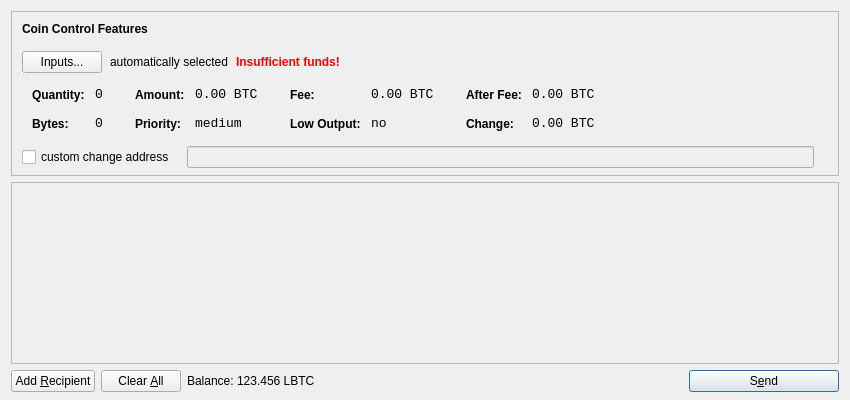
Qt form src/qt/forms/sendcoinsdialog.ui (litebitcoins/litebitcoin) before a commit.
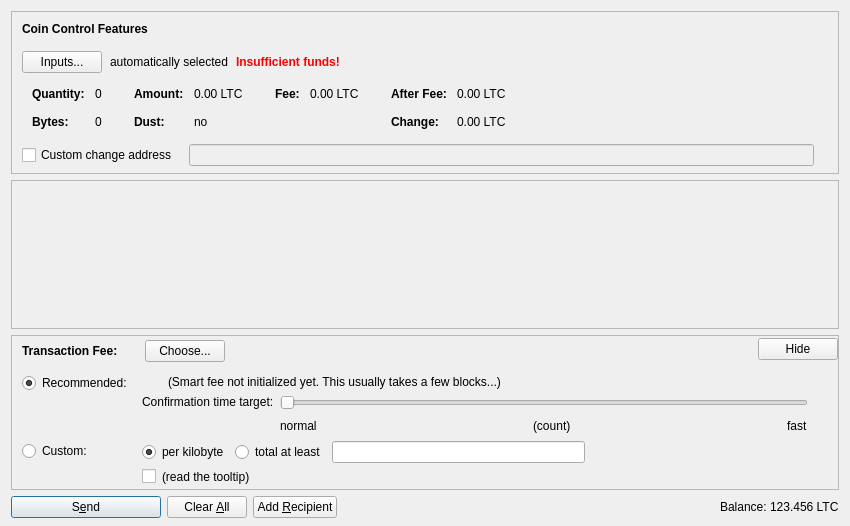
The same form after that commit. Icons and pictures are not drawn. Custom widgets are drawn as their Qt base class.

What changed in the file:
```diff
--- a/src/qt/forms/sendcoinsdialog.ui
+++ b/src/qt/forms/sendcoinsdialog.ui
@@ -7,13 +7,13 @@
     <x>0</x>
     <y>0</y>
     <width>850</width>
-    <height>400</height>
+    <height>526</height>
    </rect>
   </property>
   <property name="windowTitle">
    <string>Send Coins</string>
   </property>
-  <layout class="QVBoxLayout" name="verticalLayout" stretch="0,1,0">
+  <layout class="QVBoxLayout" name="verticalLayout" stretch="0,1,0,0">
    <property name="bottomMargin">
     <number>8</number>
    </property>
@@ -39,7 +39,7 @@
      </property>
      <layout class="QVBoxLayout" name="verticalLayoutCoinControl2">
       <property name="spacing">
-       <number>-1</number>
+       <number>0</number>
       </property>
       <property name="leftMargin">
        <number>0</number>
@@ -206,8 +206,11 @@
                </property>
                <item row="0" column="0">
                 <widget class="QLabel" name="labelCoinControlQuantityText">
-                 <property name="styleSheet">
-                  <string notr="true">font-weight:bold;</string>
+                 <property name="font">
+                  <font>
+                   <weight>75</weight>
+                   <bold>true</bold>
+                  </font>
                  </property>
                  <property name="text">
                   <string>Quantity:</string>
@@ -219,12 +222,6 @@
                </item>
                <item row="0" column="1">
                 <widget class="QLabel" name="labelCoinControlQuantity">
-                 <property name="font">
-                  <font>
-                   <family>Monospace</family>
-                   <pointsize>10</pointsize>
-                  </font>
-                 </property>
                  <property name="cursor">
                   <cursorShape>IBeamCursor</cursorShape>
                  </property>
@@ -244,8 +241,11 @@
                </item>
                <item row="1" column="0">
                 <widget class="QLabel" name="labelCoinControlBytesText">
-                 <property name="styleSheet">
-                  <string notr="true">font-weight:bold;</string>
+                 <property name="font">
+                  <font>
+                   <weight>75</weight>
+                   <bold>true</bold>
+                  </font>
                  </property>
                  <property name="text">
                   <string>Bytes:</string>
@@ -254,12 +254,6 @@
                </item>
                <item row="1" column="1">
                 <widget class="QLabel" name="labelCoinControlBytes">
-                 <property name="font">
-                  <font>
-                   <family>Monospace</family>
-                   <pointsize>10</pointsize>
-                  </font>
-                 </property>
                  <property name="cursor">
                   <cursorShape>IBeamCursor</cursorShape>
                  </property>
@@ -295,8 +289,11 @@
                </property>
                <item row="0" column="0">
                 <widget class="QLabel" name="labelCoinControlAmountText">
-                 <property name="styleSheet">
-                  <string notr="true">font-weight:bold;</string>
+                 <property name="font">
+                  <font>
+                   <weight>75</weight>
+                   <bold>true</bold>
+                  </font>
                  </property>
                  <property name="text">
                   <string>Amount:</string>
@@ -308,12 +305,6 @@
                </item>
                <item row="0" column="1">
                 <widget class="QLabel" name="labelCoinControlAmount">
-                 <property name="font">
-                  <font>
-                   <family>Monospace</family>
-                   <pointsize>10</pointsize>
-                  </font>
-                 </property>
                  <property name="cursor">
                   <cursorShape>IBeamCursor</cursorShape>
                  </property>
@@ -321,7 +312,7 @@
                   <enum>Qt::ActionsContextMenu</enum>
                  </property>
                  <property name="text">
-                  <string notr="true">0.00 BTC</string>
+                  <string notr="true">0.00 LTC</string>
                  </property>
                  <property name="textInteractionFlags">
                   <set>Qt::LinksAccessibleByMouse|Qt::TextSelectableByKeyboard|Qt::TextSelectableByMouse</set>
@@ -329,23 +320,20 @@
                 </widget>
                </item>
                <item row="1" column="0">
-                <widget class="QLabel" name="labelCoinControlPriorityText">
-                 <property name="styleSheet">
-                  <string notr="true">font-weight:bold;</string>
+                <widget class="QLabel" name="labelCoinControlLowOutputText">
+                 <property name="font">
+                  <font>
+                   <weight>75</weight>
+                   <bold>true</bold>
+                  </font>
                  </property>
                  <property name="text">
-                  <string>Priority:</string>
+                  <string>Dust:</string>
                  </property>
                 </widget>
                </item>
                <item row="1" column="1">
-                <widget class="QLabel" name="labelCoinControlPriority">
-                 <property name="font">
-                  <font>
-                   <family>Monospace</family>
-                   <pointsize>10</pointsize>
-                  </font>
-                 </property>
+                <widget class="QLabel" name="labelCoinControlLowOutput">
                  <property name="cursor">
                   <cursorShape>IBeamCursor</cursorShape>
                  </property>
@@ -353,7 +341,7 @@
                   <enum>Qt::ActionsContextMenu</enum>
                  </property>
                  <property name="text">
-                  <string>medium</string>
+                  <string notr="true">no</string>
                  </property>
                  <property name="textInteractionFlags">
                   <set>Qt::LinksAccessibleByMouse|Qt::TextSelectableByKeyboard|Qt::TextSelectableByMouse</set>
@@ -381,8 +369,11 @@
                </property>
                <item row="0" column="0">
                 <widget class="QLabel" name="labelCoinControlFeeText">
-                 <property name="styleSheet">
-                  <string notr="true">font-weight:bold;</string>
+                 <property name="font">
+                  <font>
+                   <weight>75</weight>
+                   <bold>true</bold>
+                  </font>
                  </property>
                  <property name="text">
                   <string>Fee:</string>
@@ -394,12 +385,6 @@
                </item>
                <item row="0" column="1">
                 <widget class="QLabel" name="labelCoinControlFee">
-                 <property name="font">
-                  <font>
-                   <family>Monospace</family>
-                   <pointsize>10</pointsize>
-                  </font>
-                 </property>
                  <property name="cursor">
                   <cursorShape>IBeamCursor</cursorShape>
                  </property>
@@ -407,39 +392,7 @@
                   <enum>Qt::ActionsContextMenu</enum>
                  </property>
                  <property name="text">
-                  <string notr="true">0.00 BTC</string>
-                 </property>
-                 <property name="textInteractionFlags">
-                  <set>Qt::LinksAccessibleByMouse|Qt::TextSelectableByKeyboard|Qt::TextSelectableByMouse</set>
-                 </property>
-                </widget>
-               </item>
-               <item row="1" column="0">
-                <widget class="QLabel" name="labelCoinControlLowOutputText">
-                 <property name="styleSheet">
-                  <string notr="true">font-weight:bold;</string>
-                 </property>
-                 <property name="text">
-                  <string>Low Output:</string>
-                 </property>
-                </widget>
-               </item>
-               <item row="1" column="1">
-                <widget class="QLabel" name="labelCoinControlLowOutput">
-                 <property name="font">
-                  <font>
-                   <family>Monospace</family>
-                   <pointsize>10</pointsize>
-                  </font>
-                 </property>
-                 <property name="cursor">
-                  <cursorShape>IBeamCursor</cursorShape>
-                 </property>
-                 <property name="contextMenuPolicy">
-                  <enum>Qt::ActionsContextMenu</enum>
-                 </property>
-                 <property name="text">
-                  <string>no</string>
+                  <string notr="true">0.00 LTC</string>
                  </property>
                  <property name="textInteractionFlags">
                   <set>Qt::LinksAccessibleByMouse|Qt::TextSelectableByKeyboard|Qt::TextSelectableByMouse</set>
@@ -467,8 +420,11 @@
                </property>
                <item row="0" column="0">
                 <widget class="QLabel" name="labelCoinControlAfterFeeText">
-                 <property name="styleSheet">
-                  <string notr="true">font-weight:bold;</string>
+                 <property name="font">
+                  <font>
+                   <weight>75</weight>
+                   <bold>true</bold>
+                  </font>
                  </property>
                  <property name="text">
                   <string>After Fee:</string>
@@ -480,12 +436,6 @@
                </item>
                <item row="0" column="1">
                 <widget class="QLabel" name="labelCoinControlAfterFee">
-                 <property name="font">
-                  <font>
-                   <family>Monospace</family>
-                   <pointsize>10</pointsize>
-                  </font>
-                 </property>
                  <property name="cursor">
                   <cursorShape>IBeamCursor</cursorShape>
                  </property>
@@ -493,7 +443,7 @@
                   <enum>Qt::ActionsContextMenu</enum>
                  </property>
                  <property name="text">
-                  <string notr="true">0.00 BTC</string>
+                  <string notr="true">0.00 LTC</string>
                  </property>
                  <property name="textInteractionFlags">
                   <set>Qt::LinksAccessibleByMouse|Qt::TextSelectableByKeyboard|Qt::TextSelectableByMouse</set>
@@ -502,8 +452,11 @@
                </item>
                <item row="1" column="0">
                 <widget class="QLabel" name="labelCoinControlChangeText">
-                 <property name="styleSheet">
-                  <string notr="true">font-weight:bold;</string>
+                 <property name="font">
+                  <font>
+                   <weight>75</weight>
+                   <bold>true</bold>
+                  </font>
                  </property>
                  <property name="text">
                   <string>Change:</string>
@@ -512,12 +465,6 @@
                </item>
                <item row="1" column="1">
                 <widget class="QLabel" name="labelCoinControlChange">
-                 <property name="font">
-                  <font>
-                   <family>Monospace</family>
-                   <pointsize>10</pointsize>
-                  </font>
-                 </property>
                  <property name="cursor">
                   <cursorShape>IBeamCursor</cursorShape>
                  </property>
@@ -525,7 +472,7 @@
                   <enum>Qt::ActionsContextMenu</enum>
                  </property>
                  <property name="text">
-                  <string notr="true">0.00 BTC</string>
+                  <string notr="true">0.00 LTC</string>
                  </property>
                  <property name="textInteractionFlags">
                   <set>Qt::LinksAccessibleByMouse|Qt::TextSelectableByKeyboard|Qt::TextSelectableByMouse</set>
@@ -556,7 +503,7 @@
           <item>
            <widget class="QCheckBox" name="checkBoxCoinControlChange">
             <property name="text">
-             <string>custom change address</string>
+             <string>Custom change address</string>
             </property>
            </widget>
           </item>
@@ -626,11 +573,20 @@
         <x>0</x>
         <y>0</y>
         <width>830</width>
-        <height>165</height>
+        <height>104</height>
        </rect>
       </property>
-      <layout class="QVBoxLayout" name="verticalLayout_2">
-       <property name="margin">
+      <layout class="QVBoxLayout" name="verticalLayout_2" stretch="0,1">
+       <property name="leftMargin">
+        <number>0</number>
+       </property>
+       <property name="topMargin">
+        <number>0</number>
+       </property>
+       <property name="rightMargin">
+        <number>0</number>
+       </property>
+       <property name="bottomMargin">
         <number>0</number>
        </property>
        <item>
@@ -657,15 +613,572 @@
      </widget>
     </widget>
    </item>
+   <item>
+    <widget class="QFrame" name="frameFee">
+     <property name="sizePolicy">
+      <sizepolicy hsizetype="Expanding" vsizetype="Expanding">
+       <horstretch>0</horstretch>
+       <verstretch>0</verstretch>
+      </sizepolicy>
+     </property>
+     <property name="maximumSize">
+      <size>
+       <width>16777215</width>
+       <height>16777215</height>
+      </size>
+     </property>
+     <property name="frameShape">
+      <enum>QFrame::StyledPanel</enum>
+     </property>
+     <property name="frameShadow">
+      <enum>QFrame::Sunken</enum>
+     </property>
+     <layout class="QVBoxLayout" name="verticalLayoutFee1">
+      <property name="spacing">
+       <number>0</number>
+      </property>
+      <property name="leftMargin">
+       <number>0</number>
+      </property>
+      <property name="topMargin">
+       <number>0</number>
+      </property>
+      <property name="rightMargin">
+       <number>0</number>
+      </property>
+      <property name="bottomMargin">
+       <number>0</number>
+      </property>
+      <item>
+       <layout class="QVBoxLayout" name="verticalLayoutFee2" stretch="0,0,0">
+        <property name="spacing">
+         <number>0</number>
+        </property>
+        <property name="leftMargin">
+         <number>10</number>
+        </property>
+        <property name="topMargin">
+         <number>0</number>
+        </property>
+        <item>
+         <layout class="QHBoxLayout" name="horizontalLayoutFee1">
+          <property name="bottomMargin">
+           <number>0</number>
+          </property>
+          <item>
+           <layout class="QVBoxLayout" name="verticalLayoutFee7">
+            <property name="spacing">
+             <number>0</number>
+            </property>
+            <item>
+             <spacer name="verticalSpacerSmartFee">
+              <property name="orientation">
+               <enum>Qt::Vertical</enum>
+              </property>
+              <property name="sizeType">
+               <enum>QSizePolicy::Fixed</enum>
+              </property>
+              <property name="sizeHint" stdset="0">
+               <size>
+                <width>1</width>
+                <height>4</height>
+               </size>
+              </property>
+             </spacer>
+            </item>
+            <item>
+             <layout class="QHBoxLayout" name="horizontalLayoutSmartFee">
+              <property name="spacing">
+               <number>10</number>
+              </property>
+              <item>
+               <widget class="QLabel" name="labelFeeHeadline">
+                <property name="sizePolicy">
+                 <sizepolicy hsizetype="Preferred" vsizetype="Maximum">
+                  <horstretch>0</horstretch>
+                  <verstretch>0</verstretch>
+                 </sizepolicy>
+                </property>
+                <property name="font">
+                 <font>
+                  <weight>75</weight>
+                  <bold>true</bold>
+                 </font>
+                </property>
+                <property name="styleSheet">
+                 <string notr="true">font-weight:bold;</string>
+                </property>
+                <property name="text">
+                 <string>Transaction Fee:</string>
+                </property>
+               </widget>
+              </item>
+              <item>
+               <widget class="QLabel" name="labelFeeMinimized">
+                <property name="text">
+                 <string/>
+                </property>
+               </widget>
+              </item>
+              <item>
+               <widget class="QPushButton" name="buttonChooseFee">
+                <property name="text">
+                 <string>Choose...</string>
+                </property>
+               </widget>
+              </item>
+             </layout>
+            </item>
+            <item>
+             <spacer name="verticalSpacer_5">
+              <property name="orientation">
+               <enum>Qt::Vertical</enum>
+              </property>
+              <property name="sizeHint" stdset="0">
+               <size>
+                <width>1</width>
+                <height>1</height>
+               </size>
+              </property>
+             </spacer>
+            </item>
+           </layout>
+          </item>
+          <item>
+           <spacer name="horizontalSpacer_4">
+            <property name="orientation">
+             <enum>Qt::Horizontal</enum>
+            </property>
+            <property name="sizeHint" stdset="0">
+             <size>
+              <width>40</width>
+              <height>20</height>
+             </size>
+            </property>
+           </spacer>
+          </item>
+          <item>
+           <widget class="QPushButton" name="buttonMinimizeFee">
+            <property name="toolTip">
+             <string>collapse fee-settings</string>
+            </property>
+            <property name="text">
+             <string>Hide</string>
+            </property>
+           </widget>
+          </item>
+         </layout>
+        </item>
+        <item>
+         <widget class="QFrame" name="frameFeeSelection">
+          <layout class="QVBoxLayout" name="verticalLayoutFee12">
+           <property name="spacing">
+            <number>0</number>
+           </property>
+           <property name="leftMargin">
+            <number>0</number>
+           </property>
+           <property name="topMargin">
+            <number>0</number>
+           </property>
+           <property name="rightMargin">
+            <number>0</number>
+           </property>
+           <property name="bottomMargin">
+            <number>0</number>
+           </property>
+           <item>
+            <layout class="QGridLayout" name="gridLayoutFee">
+             <property name="topMargin">
+              <number>10</number>
+             </property>
+             <property name="bottomMargin">
+              <number>4</number>
+             </property>
+             <property name="horizontalSpacing">
+              <number>10</number>
+             </property>
+             <property name="verticalSpacing">
+              <number>4</number>
+             </property>
+             <item row="1" column="1">
+              <layout class="QVBoxLayout" name="verticalLayoutFee8">
+               <property name="spacing">
+                <number>6</number>
+               </property>
+               <item>
+                <layout class="QHBoxLayout" name="horizontalLayoutFee13">
+                 <item>
+                  <widget class="QRadioButton" name="radioCustomPerKilobyte">
+                   <property name="toolTip">
+                    <string>If the custom fee is set to 1000 satoshis and the transaction is only 250 bytes, then &quot;per kilobyte&quot; only pays 250 satoshis in fee, while &quot;total at least&quot; pays 1000 satoshis. For transactions bigger than a kilobyte both pay by kilobyte.</string>
+                   </property>
+                   <property name="text">
+                    <string>per kilobyte</string>
+                   </property>
+                   <property name="checked">
+                    <bool>true</bool>
+                   </property>
+                   <attribute name="buttonGroup">
+                    <string notr="true">groupCustomFee</string>
+                   </attribute>
+                  </widget>
+                 </item>
+                 <item>
+                  <widget class="QRadioButton" name="radioCustomAtLeast">
+                   <property name="toolTip">
+                    <string>If the custom fee is set to 1000 satoshis and the transaction is only 250 bytes, then &quot;per kilobyte&quot; only pays 250 satoshis in fee, while &quot;total at least&quot; pays 1000 satoshis. For transactions bigger than a kilobyte both pay by kilobyte.</string>
+                   </property>
+                   <property name="text">
+                    <string>total at least</string>
+                   </property>
+                   <attribute name="buttonGroup">
+                    <string notr="true">groupCustomFee</string>
+                   </attribute>
+                  </widget>
+                 </item>
+                 <item>
+                  <widget class="BitcoinAmountField" name="customFee"/>
+                 </item>
+                 <item>
+                  <spacer name="horizontalSpacer_6">
+                   <property name="orientation">
+                    <enum>Qt::Horizontal</enum>
+                   </property>
+                   <property name="sizeHint" stdset="0">
+                    <size>
+                     <width>1</width>
+                     <height>1</height>
+                    </size>
+                   </property>
+                  </spacer>
+                 </item>
+                </layout>
+               </item>
+               <item>
+                <layout class="QHBoxLayout" name="horizontalLayoutFee8">
+                 <item>
+                  <widget class="QCheckBox" name="checkBoxMinimumFee">
+                   <property name="toolTip">
+                    <string>Paying only the minimum fee is just fine as long as there is less transaction volume than space in the blocks. But be aware that this can end up in a never confirming transaction once there is more demand for litecoin transactions than the network can process.</string>
+                   </property>
+                   <property name="text">
+                    <string/>
+                   </property>
+                  </widget>
+                 </item>
+                 <item>
+                  <widget class="QLabel" name="labelMinFeeWarning">
+                   <property name="enabled">
+                    <bool>true</bool>
+                   </property>
+                   <property name="toolTip">
+                    <string>Paying only the minimum fee is just fine as long as there is less transaction volume than space in the blocks. But be aware that this can end up in a never confirming transaction once there is more demand for litecoin transactions than the network can process.</string>
+                   </property>
+                   <property name="text">
+                    <string>(read the tooltip)</string>
+                   </property>
+                   <property name="margin">
+                    <number>5</number>
+                   </property>
+                  </widget>
+                 </item>
+                 <item>
+                  <spacer name="horizontalSpacer_2">
+                   <property name="orientation">
+                    <enum>Qt::Horizontal</enum>
+                   </property>
+                   <property name="sizeHint" stdset="0">
+                    <size>
+                     <width>1</width>
+                     <height>1</height>
+                    </size>
+                   </property>
+                  </spacer>
+                 </item>
+                </layout>
+               </item>
+              </layout>
+             </item>
+             <item row="0" column="0">
+              <layout class="QVBoxLayout" name="verticalLayoutFee4" stretch="0,1">
+               <item>
+                <widget class="QRadioButton" name="radioSmartFee">
+                 <property name="text">
+                  <string>Recommended:</string>
+                 </property>
+                 <property name="checked">
+                  <bool>true</bool>
+                 </property>
+                 <attribute name="buttonGroup">
+                  <string notr="true">groupFee</string>
+                 </attribute>
+                </widget>
+               </item>
+               <item>
+                <spacer name="verticalSpacer_2">
+                 <property name="orientation">
+                  <enum>Qt::Vertical</enum>
+                 </property>
+                 <property name="sizeHint" stdset="0">
+                  <size>
+                   <width>1</width>
+                   <height>1</height>
+                  </size>
+                 </property>
+                </spacer>
+               </item>
+              </layout>
+             </item>
+             <item row="1" column="0">
+              <layout class="QVBoxLayout" name="verticalLayoutFee9" stretch="0,1">
+               <item>
+                <widget class="QRadioButton" name="radioCustomFee">
+                 <property name="text">
+                  <string>Custom:</string>
+                 </property>
+                 <attribute name="buttonGroup">
+                  <string notr="true">groupFee</string>
+                 </attribute>
+                </widget>
+               </item>
+               <item>
+                <spacer name="verticalSpacer_6">
+                 <property name="orientation">
+                  <enum>Qt::Vertical</enum>
+                 </property>
+                 <property name="sizeHint" stdset="0">
+                  <size>
+                   <width>1</width>
+                   <height>1</height>
+                  </size>
+                 </property>
+                </spacer>
+               </item>
+              </layout>
+             </item>
+             <item row="0" column="1">
+              <layout class="QVBoxLayout" name="verticalLayoutFee3" stretch="0,0,1">
+               <property name="spacing">
+                <number>6</number>
+               </property>
+               <property name="topMargin">
+                <number>2</number>
+               </property>
+               <item>
+                <layout class="QHBoxLayout" name="horizontalLayoutFee12">
+                 <item>
+                  <widget class="QLabel" name="labelSmartFee">
+                   <property name="text">
+                    <string/>
+                   </property>
+                   <property name="margin">
+                    <number>2</number>
+                   </property>
+                  </widget>
+                 </item>
+                 <item>
+                  <widget class="QLabel" name="labelFeeEstimation">
+                   <property name="text">
+                    <string/>
+                   </property>
+                  </widget>
+                 </item>
+                 <item>
+                  <widget class="QLabel" name="labelSmartFee2">
+                   <property name="text">
+                    <string>(Smart fee not initialized yet. This usually takes a few blocks...)</string>
+                   </property>
+                   <property name="margin">
+                    <number>2</number>
+                   </property>
+                  </widget>
+                 </item>
+                 <item>
+                  <spacer name="horizontalSpacer_5">
+                   <property name="orientation">
+                    <enum>Qt::Horizontal</enum>
+                   </property>
+                   <property name="sizeHint" stdset="0">
+                    <size>
+                     <width>1</width>
+                     <height>1</height>
+                    </size>
+                   </property>
+                  </spacer>
+                 </item>
+                </layout>
+               </item>
+               <item>
+                <layout class="QHBoxLayout" name="horizontalLayoutFee9">
+                 <item>
+                  <layout class="QVBoxLayout" name="verticalLayoutFee6">
+                   <item>
+                    <widget class="QLabel" name="labelSmartFee3">
+                     <property name="text">
+                      <string>Confirmation time target:</string>
+                     </property>
+                     <property name="margin">
+                      <number>2</number>
+                     </property>
+                    </widget>
+                   </item>
+                   <item>
+                    <spacer name="verticalSpacer_3">
+                     <property name="orientation">
+                      <enum>Qt::Vertical</enum>
+                     </property>
+                     <property name="sizeHint" stdset="0">
+                      <size>
+                       <width>1</width>
+                       <height>1</height>
+                      </size>
+                     </property>
+                    </spacer>
+                   </item>
+                  </layout>
+                 </item>
+                 <item>
+                  <layout class="QVBoxLayout" name="verticalLayoutFee5">
+                   <property name="rightMargin">
+                    <number>30</number>
+                   </property>
+                   <item>
+                    <widget class="QSlider" name="sliderSmartFee">
+                     <property name="minimum">
+                      <number>0</number>
+                     </property>
+                     <property name="maximum">
+                      <number>23</number>
+                     </property>
+                     <property name="pageStep">
+                      <number>1</number>
+                     </property>
+                     <property name="value">
+                      <number>0</number>
+                     </property>
+                     <property name="orientation">
+                      <enum>Qt::Horizontal</enum>
+                     </property>
+                     <property name="invertedAppearance">
+                      <bool>false</bool>
+                     </property>
+                     <property name="invertedControls">
+                      <bool>false</bool>
+                     </property>
+                     <property name="tickPosition">
+                      <enum>QSlider::NoTicks</enum>
+                     </property>
+                    </widget>
+                   </item>
+                   <item>
+                    <layout class="QHBoxLayout" name="horizontalLayoutFee10">
+                     <item>
+                      <widget class="QLabel" name="labelSmartFeeNormal">
+                       <property name="text">
+                        <string>normal</string>
+                       </property>
+                      </widget>
+                     </item>
+                     <item>
+                      <spacer name="horizontalSpacer_7">
+                       <property name="orientation">
+                        <enum>Qt::Horizontal</enum>
+                       </property>
+                       <property name="sizeHint" stdset="0">
+                        <size>
+                         <width>40</width>
+                         <height>20</height>
+                        </size>
+                       </property>
+                      </spacer>
+                     </item>
+                     <item>
+                      <widget class="QLabel" name="confirmationTargetLabel">
+                       <property name="text">
+                        <string notr="true">(count)</string>
+                       </property>
+                      </widget>
+                     </item>
+                     <item>
+                      <spacer name="horizontalSpacer_3">
+                       <property name="orientation">
+                        <enum>Qt::Horizontal</enum>
+                       </property>
+                       <property name="sizeHint" stdset="0">
+                        <size>
+                         <width>40</width>
+                         <height>20</height>
+                        </size>
+                       </property>
+                      </spacer>
+                     </item>
+                     <item>
+                      <widget class="QLabel" name="labelSmartFeeFast">
+                       <property name="text">
+                        <string>fast</string>
+                       </property>
+                      </widget>
+                     </item>
+                    </layout>
+                   </item>
+                  </layout>
+                 </item>
+                </layout>
+               </item>
+               <item>
+                <spacer name="verticalSpacer_4">
+                 <property name="orientation">
+                  <enum>Qt::Vertical</enum>
+                 </property>
+                 <property name="sizeHint" stdset="0">
+                  <size>
+                   <width>1</width>
+                   <height>1</height>
+                  </size>
+                 </property>
+                </spacer>
+               </item>
+              </layout>
+             </item>
+            </layout>
+           </item>
+          </layout>
+         </widget>
+        </item>
+        <item>
+         <spacer name="verticalSpacerFee">
+          <property name="orientation">
+           <enum>Qt::Vertical</enum>
+          </property>
+          <property name="sizeHint" stdset="0">
+           <size>
+            <width>800</width>
+            <height>1</height>
+           </size>
+          </property>
+         </spacer>
+        </item>
+       </layout>
+      </item>
+     </layout>
+    </widget>
+   </item>
    <item>
     <layout class="QHBoxLayout" name="horizontalLayout">
      <item>
-      <widget class="QPushButton" name="addButton">
+      <widget class="QPushButton" name="sendButton">
+       <property name="minimumSize">
+        <size>
+         <width>150</width>
+         <height>0</height>
+        </size>
+       </property>
        <property name="toolTip">
         <string>Send to multiple recipients at once</string>
        </property>
        <property name="text">
-        <string>Add &amp;Recipient</string>
+        <string>S&amp;end</string>
        </property>
        <property name="icon">
         <iconset resource="../bitcoin.qrc">
@@ -674,6 +1187,9 @@
        <property name="autoDefault">
         <bool>false</bool>
        </property>
+       <property name="default">
+        <bool>true</bool>
+       </property>
       </widget>
      </item>
      <item>
@@ -697,11 +1213,38 @@
        <property name="autoRepeatDelay">
         <number>300</number>
        </property>
+      </widget>
+     </item>
+     <item>
+      <widget class="QPushButton" name="addButton">
+       <property name="toolTip">
+        <string>Send to multiple recipients at once</string>
+       </property>
+       <property name="text">
+        <string>Add &amp;Recipient</string>
+       </property>
+       <property name="icon">
+        <iconset resource="../bitcoin.qrc">
+         <normaloff>:/icons/add</normaloff>:/icons/add</iconset>
+       </property>
        <property name="autoDefault">
         <bool>false</bool>
        </property>
       </widget>
      </item>
+     <item>
+      <spacer name="horizontalSpacer">
+       <property name="orientation">
+        <enum>Qt::Horizontal</enum>
+       </property>
+       <property name="sizeHint" stdset="0">
+        <size>
+         <width>40</width>
+         <height>20</height>
+        </size>
+       </property>
+      </spacer>
+     </item>
      <item>
       <layout class="QHBoxLayout" name="horizontalLayout_2">
        <property name="spacing">
@@ -709,6 +1252,12 @@
        </property>
        <item>
         <widget class="QLabel" name="label">
+         <property name="sizePolicy">
+          <sizepolicy hsizetype="Preferred" vsizetype="Fixed">
+           <horstretch>0</horstretch>
+           <verstretch>0</verstretch>
+          </sizepolicy>
+         </property>
          <property name="text">
           <string>Balance:</string>
          </property>
@@ -716,11 +1265,17 @@
        </item>
        <item>
         <widget class="QLabel" name="labelBalance">
+         <property name="sizePolicy">
+          <sizepolicy hsizetype="Preferred" vsizetype="Fixed">
+           <horstretch>0</horstretch>
+           <verstretch>0</verstretch>
+          </sizepolicy>
+         </property>
          <property name="cursor">
           <cursorShape>IBeamCursor</cursorShape>
          </property>
          <property name="text">
-          <string>123.456 LBTC</string>
+          <string notr="true">123.456 LTC</string>
          </property>
          <property name="textInteractionFlags">
           <set>Qt::LinksAccessibleByMouse|Qt::TextSelectableByKeyboard|Qt::TextSelectableByMouse</set>
@@ -729,46 +1284,23 @@
        </item>
       </layout>
      </item>
-     <item>
-      <spacer name="horizontalSpacer">
-       <property name="orientation">
-        <enum>Qt::Horizontal</enum>
-       </property>
-       <property name="sizeHint" stdset="0">
-        <size>
-         <width>40</width>
-         <height>20</height>
-        </size>
-       </property>
-      </spacer>
-     </item>
-     <item>
-      <widget class="QPushButton" name="sendButton">
-       <property name="minimumSize">
-        <size>
-         <width>150</width>
-         <height>0</height>
-        </size>
-       </property>
-       <property name="toolTip">
-        <string>Confirm the send action</string>
-       </property>
-       <property name="text">
-        <string>S&amp;end</string>
-       </property>
-       <property name="icon">
-        <iconset resource="../bitcoin.qrc">
-         <normaloff>:/icons/send</normaloff>:/icons/send</iconset>
-       </property>
-       <property name="default">
-        <bool>true</bool>
-       </property>
-      </widget>
-     </item>
     </layout>
    </item>
   </layout>
  </widget>
+ <customwidgets>
+  <customwidget>
+   <class>QValidatedLineEdit</class>
+   <extends>QLineEdit</extends>
+   <header>qvalidatedlineedit.h</header>
+  </customwidget>
+  <customwidget>
+   <class>BitcoinAmountField</class>
+   <extends>QLineEdit</extends>
+   <header>bitcoinamountfield.h</header>
+   <container>1</container>
+  </customwidget>
+ </customwidgets>
  <resources>
   <include location="../bitcoin.qrc"/>
  </resources>
```
Left out of the diff: 33 changed lines with no effect on the pictures.
